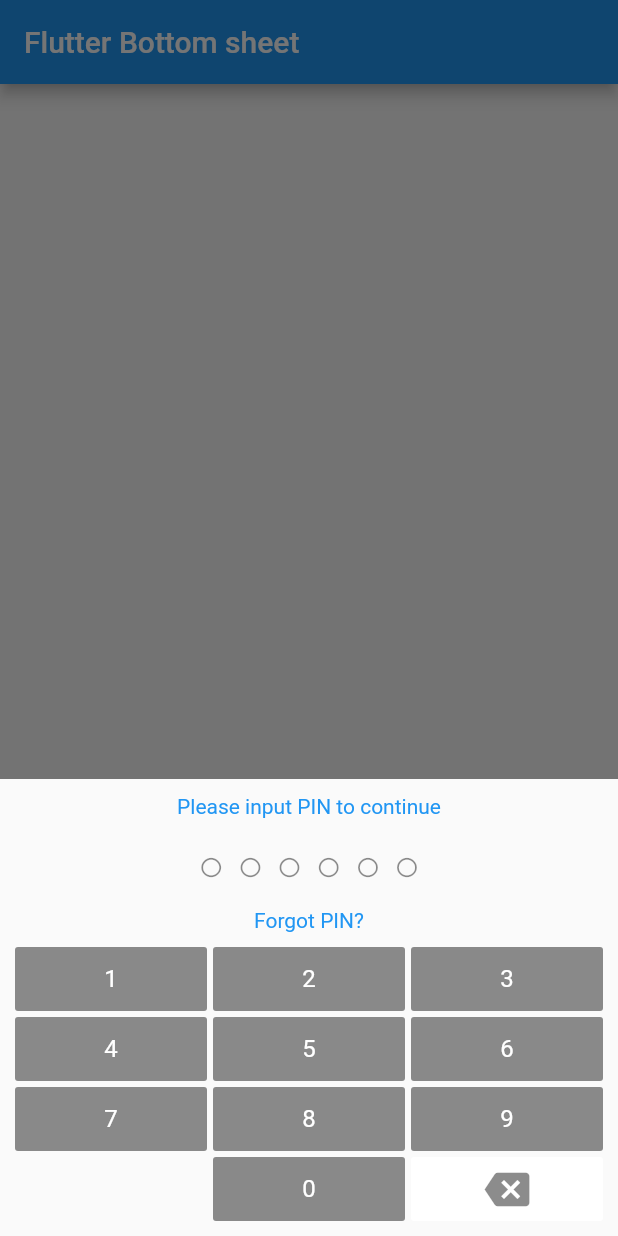
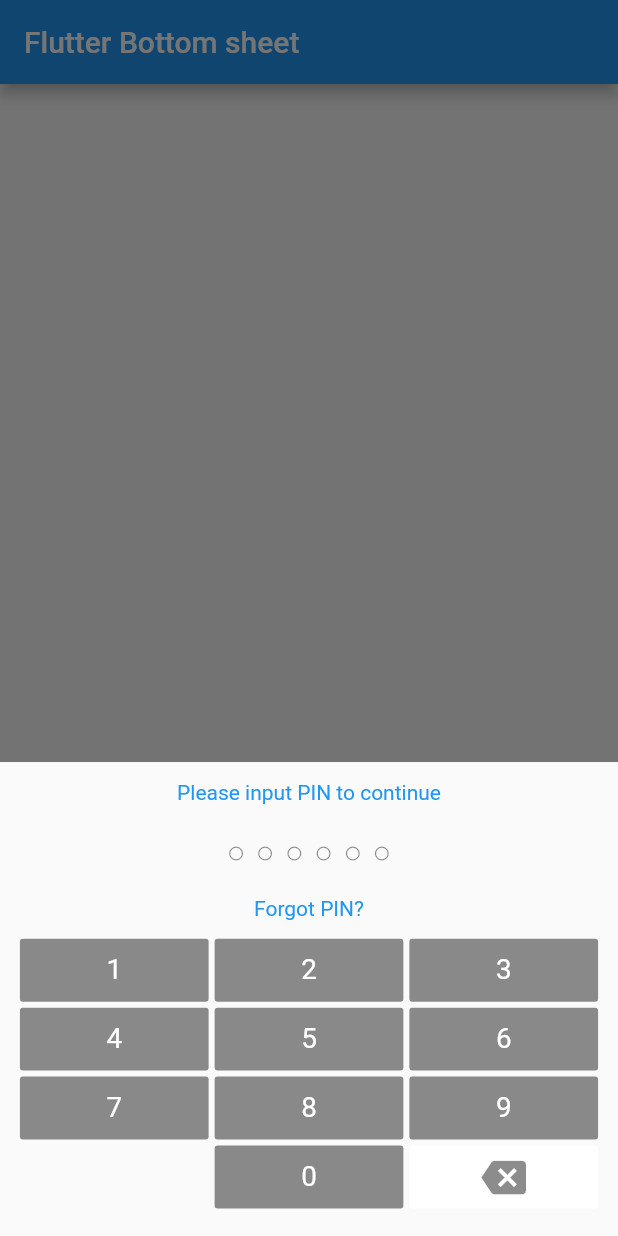
Before and after one commit to SachinGanesh/flutter-pin-code, a Flutter app: the screen it shows after launch, after a tap on the "add" icon, on a phone screen of 412 x 824 dp. Run offline on Flutter 3.47's test engine with Material 2 defaults, Android fonts, the phone set to English and light mode, and no system bars; our stand-ins replace bloc, equatable, flutter_bloc, flutter_screenutil.

Commit message:
add screen_util support ipxs max

```diff
--- a/lib/src/pin_code_view.dart
+++ b/lib/src/pin_code_view.dart
@@ -10,11 +10,14 @@
 import 'package:flutter/material.dart';
 import 'package:flutter_bloc/flutter_bloc.dart';
 import 'package:flutter_pin_code/src/single_pin_view.dart';
+import 'package:flutter_screenutil/flutter_screenutil.dart';
 import 'bloc.dart';
 
 typedef PinCodeSuccess(String pin);
 
 const DEF_PIN_LENGTH = 4;
+const screenWidthPhone = 1242.0; //Apple iPhone XS Max
+const screenHeightPhone = 2688.0;
 
 class PinCodeView extends StatefulWidget {
   final Widget title;
@@ -67,6 +70,11 @@ class _StatePinCodeView extends State<PinCodeView> {
 
   @override
   Widget build(BuildContext context) {
+    ScreenUtil.instance = ScreenUtil(
+      width: screenWidthPhone,
+      height: screenHeightPhone,
+      allowFontScaling: false,
+    )..init(context);
     return BlocListener(
       listener: (context, state) {
         if (state is SuccessPinCodeState) {
@@ -84,13 +92,15 @@ class _StatePinCodeView extends State<PinCodeView> {
       child: Wrap(
         children: <Widget>[
           Container(
-            padding: EdgeInsets.only(top: 10, bottom: 10),
+            padding: EdgeInsets.only(
+                top: ScreenUtil.instance.setHeight(40),
+                bottom: ScreenUtil.instance.setHeight(40)),
             child: Center(
               child: widget.title,
             ),
           ),
           Container(
-              height: 40,
+              height: ScreenUtil.instance.setHeight(120),
               child: Center(
                 child: ListView.builder(
                   physics: NeverScrollableScrollPhysics(),
@@ -110,25 +120,32 @@ class _StatePinCodeView extends State<PinCodeView> {
             visible: hasError,
             child: Container(
               padding: EdgeInsets.only(
-                top: 10,
+                top: ScreenUtil.instance.setHeight(40),
               ),
               child: Center(
                 child: Text(
                   widget.errorMsg,
-                  style: TextStyle(color: Colors.red, fontSize: 14),
+                  style: TextStyle(
+                      color: Colors.red,
+                      fontSize: ScreenUtil.instance.setSp(42)),
                   textAlign: TextAlign.center,
                 ),
               ),
             ),
           ),
           Container(
-            padding: EdgeInsets.only(top: 10, bottom: 10),
+            padding: EdgeInsets.only(
+                top: ScreenUtil.instance.setHeight(40),
+                bottom: ScreenUtil.instance.setHeight(40)),
             child: Center(
               child: widget.subTitle,
             ),
           ),
           GridView.count(
-            padding: EdgeInsets.only(left: 10, right: 10, bottom: 10),
+            padding: EdgeInsets.only(
+                left: ScreenUtil.instance.setWidth(40),
+                right: ScreenUtil.instance.setWidth(40),
+                bottom: ScreenUtil.instance.setHeight(60)),
             shrinkWrap: true,
             childAspectRatio: 3,
             crossAxisCount: 3,
@@ -172,7 +189,7 @@ class _StatePinCodeView extends State<PinCodeView> {
           child: Text(
             number.toString(),
             style: TextStyle(
-                fontSize: 16,
+                fontSize: ScreenUtil.instance.setSp(56),
                 fontWeight: FontWeight.normal,
                 color: widget.textColor),
           ),
@@ -191,7 +208,7 @@ class _StatePinCodeView extends State<PinCodeView> {
         child: Center(
           child: Icon(
             iconData,
-            size: 30,
+            size: ScreenUtil.instance.setSp(90),
             color: widget.normalColor,
           ),
         ),
--- a/lib/src/single_pin_view.dart
+++ b/lib/src/single_pin_view.dart
@@ -8,6 +8,7 @@
  */
 
 import 'package:flutter/material.dart';
+import 'package:flutter_screenutil/flutter_screenutil.dart';
 
 class SinglePinView extends StatelessWidget {
   final bool hasValue;
@@ -21,12 +22,15 @@ class SinglePinView extends StatelessWidget {
   @override
   Widget build(BuildContext context) {
     return Container(
-      padding: EdgeInsets.only(left: 4, right: 4),
+      padding: EdgeInsets.only(
+          left: ScreenUtil.instance.setWidth(10),
+          right: ScreenUtil.instance.setWidth(10)),
       child: Center(
         child: Text(
           hasValue ? '●' : '○',
           style: TextStyle(
-              fontSize: 30, color: hasValue ? selectedColor : normalColor),
+              fontSize: ScreenUtil.instance.setSp(64),
+              color: hasValue ? selectedColor : normalColor),
         ),
       ),
     );
--- a/pubspec.yaml
+++ b/pubspec.yaml
@@ -13,6 +13,7 @@ dependencies:
   bloc: ^0.15.0
   flutter_bloc: ^0.21.0
   equatable: ^0.5.1
+  flutter_screenutil: ^0.5.2
 
 dev_dependencies:
   flutter_test:
```
Also changed, not shown: example/pubspec.lock, pubspec.lock.
